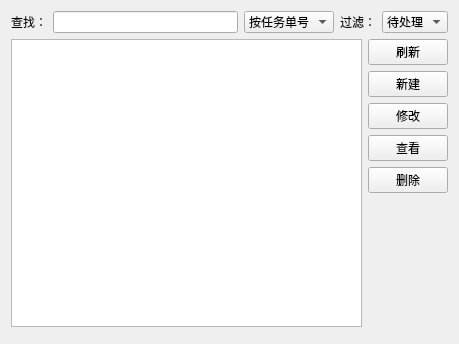
First picture: the form in src/TaskSheetManager/tasksheetui.ui, repository hcc01/ELIMS, before the edit.
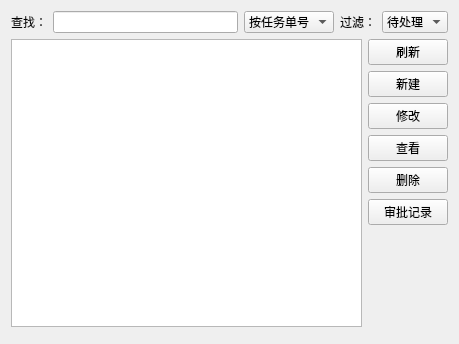
Second picture: the form after the edit. Custom widgets are drawn as their Qt base class.

The edit to the form file:
```diff
--- a/src/TaskSheetManager/tasksheetui.ui
+++ b/src/TaskSheetManager/tasksheetui.ui
@@ -125,6 +125,13 @@
          </property>
         </widget>
        </item>
+       <item>
+        <widget class="QPushButton" name="reviewCommentsBtn">
+         <property name="text">
+          <string>审批记录</string>
+         </property>
+        </widget>
+       </item>
        <item>
         <spacer name="verticalSpacer">
          <property name="orientation">
```
